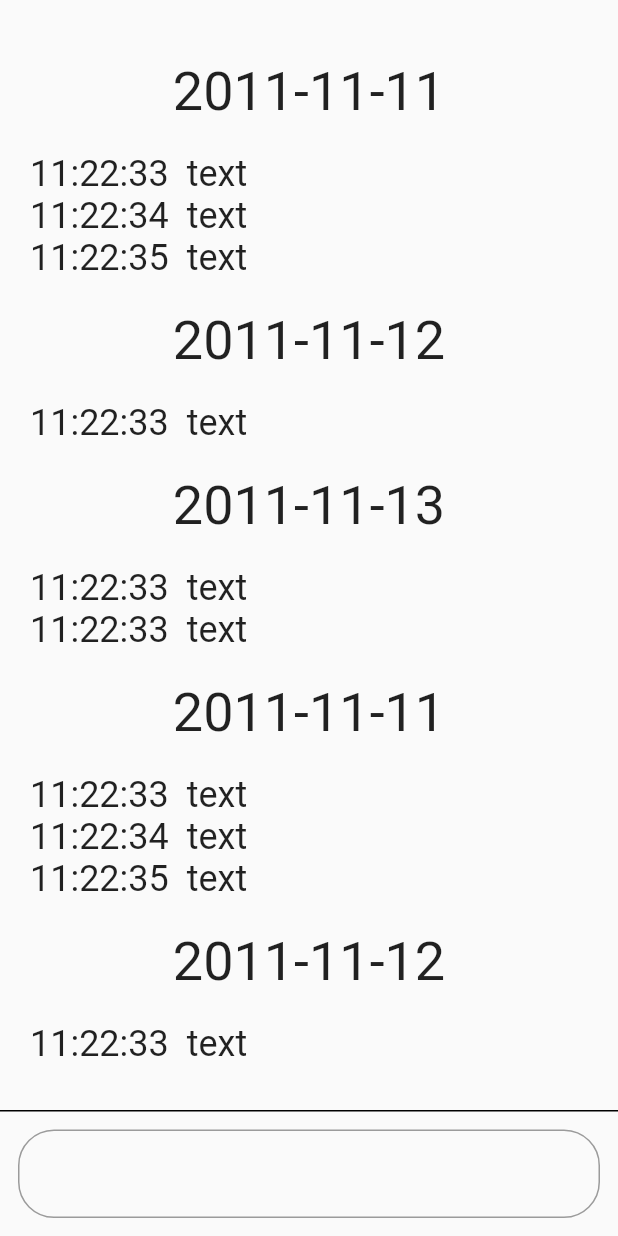
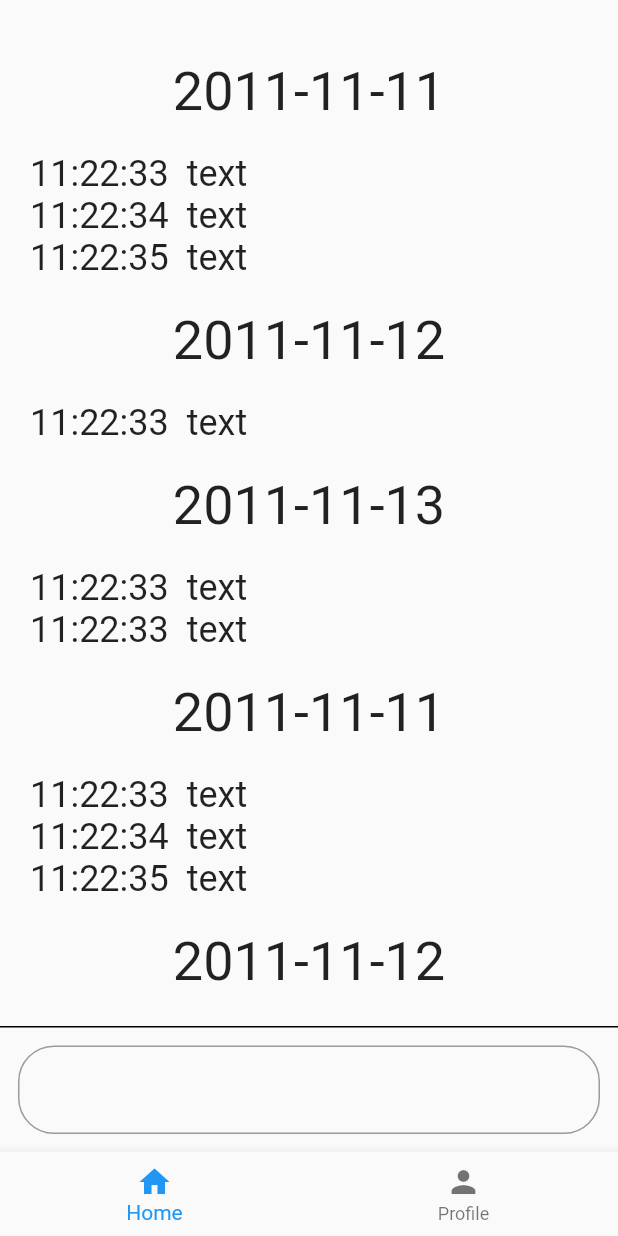
Before and after one commit to ruridev/amumal_flutter, a Flutter app: the screen it shows after launch, on a phone screen of 412 x 824 dp. Run offline on Flutter 3.47's test engine with Material 2 defaults, Android fonts, the phone set to English and light mode, and no system bars.

Commit message:
추가 - 프로필 화면 - 하단 네비게이션

```diff
--- a/lib/main.dart
+++ b/lib/main.dart
@@ -1,5 +1,5 @@
 import 'package:flutter/material.dart';
-import 'package:amumal_app/amumal.dart';
+import 'package:amumal_app/screen/amumal.dart';
 
 void main() => runApp(MyApp());
 
--- a/lib/amumal.dart
+++ b/lib/screen/amumal.dart
@@ -1,3 +1,4 @@
+import 'package:amumal_app/widget/navigation_bar.dart';
 import 'package:flutter/material.dart';
 import 'package:amumal_app/model/amumal_data.dart';
 import 'package:amumal_app/widget/detail.dart';
@@ -79,6 +80,7 @@ class Amumal extends StatelessWidget {
             ],
           ),
         ),
+        bottomNavigationBar: NavigationBar(location: 0),
       ),
     );
   }
--- /dev/null
+++ b/lib/screen/profile.dart
@@ -0,0 +1,19 @@
+import 'package:amumal_app/widget/navigation_bar.dart';
+import 'package:flutter/material.dart';
+import 'package:amumal_app/model/amumal_data.dart';
+import 'package:amumal_app/widget/detail.dart';
+import 'package:amumal_app/widget/detail_with_header.dart';
+
+class Profile extends StatelessWidget {
+  @override
+  Widget build(BuildContext context) {
+    return SafeArea(
+      child: Scaffold(
+        body: Container(
+          child: Text('profile'),
+        ),
+        bottomNavigationBar: NavigationBar(location: 1),
+      ),
+    );
+  }
+}
--- /dev/null
+++ b/lib/widget/navigation_bar.dart
@@ -0,0 +1,45 @@
+import 'package:amumal_app/screen/amumal.dart';
+import 'package:amumal_app/screen/profile.dart';
+import 'package:flutter/material.dart';
+
+class NavigationBar extends StatelessWidget {
+  NavigationBar({this.location});
+
+  int location;
+
+  @override
+  Widget build(BuildContext context) {
+    return BottomNavigationBar(
+      currentIndex: location, // this will be set when a new tab is tapped
+      items: [
+        BottomNavigationBarItem(
+          icon: new Icon(Icons.home),
+          title: new Text('Home'),
+        ),
+        BottomNavigationBarItem(
+          icon: Icon(Icons.person),
+          title: Text('Profile'),
+        )
+      ],
+      onTap: (index) {
+        Widget new_location;
+
+        switch (index) {
+          case 0:
+            new_location = Amumal();
+            break;
+          case 1:
+            new_location = Profile();
+            break;
+        }
+
+        Navigator.push(
+          context,
+          MaterialPageRoute(
+            builder: (context) => new_location,
+          ),
+        );
+      },
+    );
+  }
+}
--- a/model/main.dart
+++ b/model/main.dart
@@ -1,5 +1,5 @@
 import 'package:flutter/material.dart';
-import 'package:amumal_app/amumal.dart';
+import 'package:amumal_app/screen/amumal.dart';
 
 void main() => runApp(MyApp());
 
```
